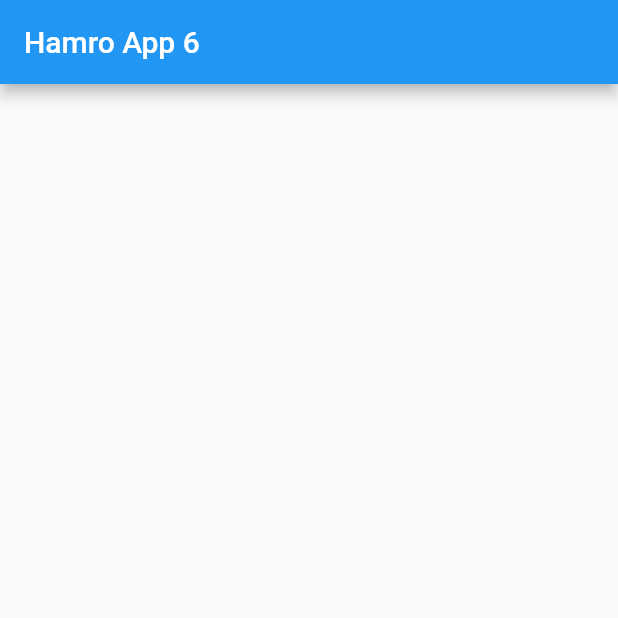
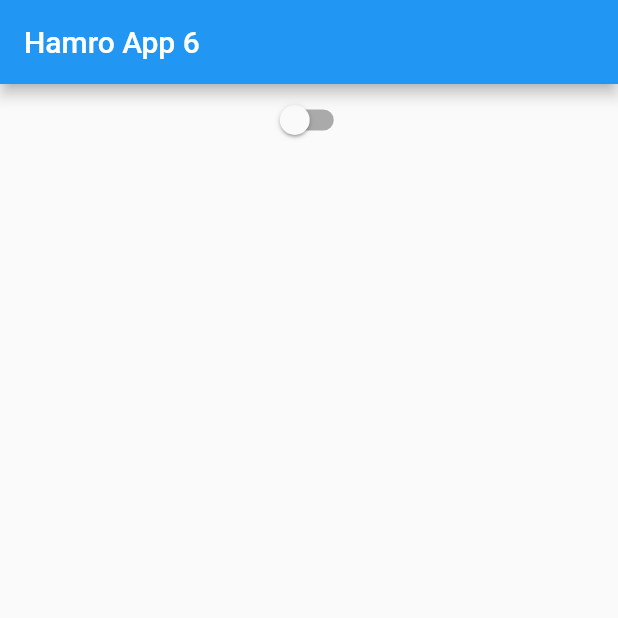
Before and after one commit to RoopsBhasima7/Flutter, a Flutter app: the screen it shows after launch, on a phone screen of 412 x 824 dp, the top half of it. Run offline on Flutter 3.47's test engine with Material 2 defaults, Android fonts, the phone set to English and light mode, and no system bars.

Commit message:
Flutter App6

```diff
--- a/app6/lib/main.dart
+++ b/app6/lib/main.dart
@@ -7,6 +7,12 @@ class HamroApp extends StatefulWidget {
 }
 
 class _HamroAppState extends State<HamroApp> {
+  bool _value = false;
+  void _onChangeSwitch(bool value){
+    setState(() {
+      _value = value;
+    });
+  }
   @override
   Widget build(BuildContext context) {
     return Scaffold(
@@ -15,7 +21,11 @@ class _HamroAppState extends State<HamroApp> {
       ),
       body: Center(
         child: Column(
-          children: <Widget>[],
+          children: <Widget>[
+            Switch(
+              value: _value, onChanged: _onChangeSwitch,
+            )
+          ],
         ),
       ),
     );
```
Also changed, not shown: 1 other file.
